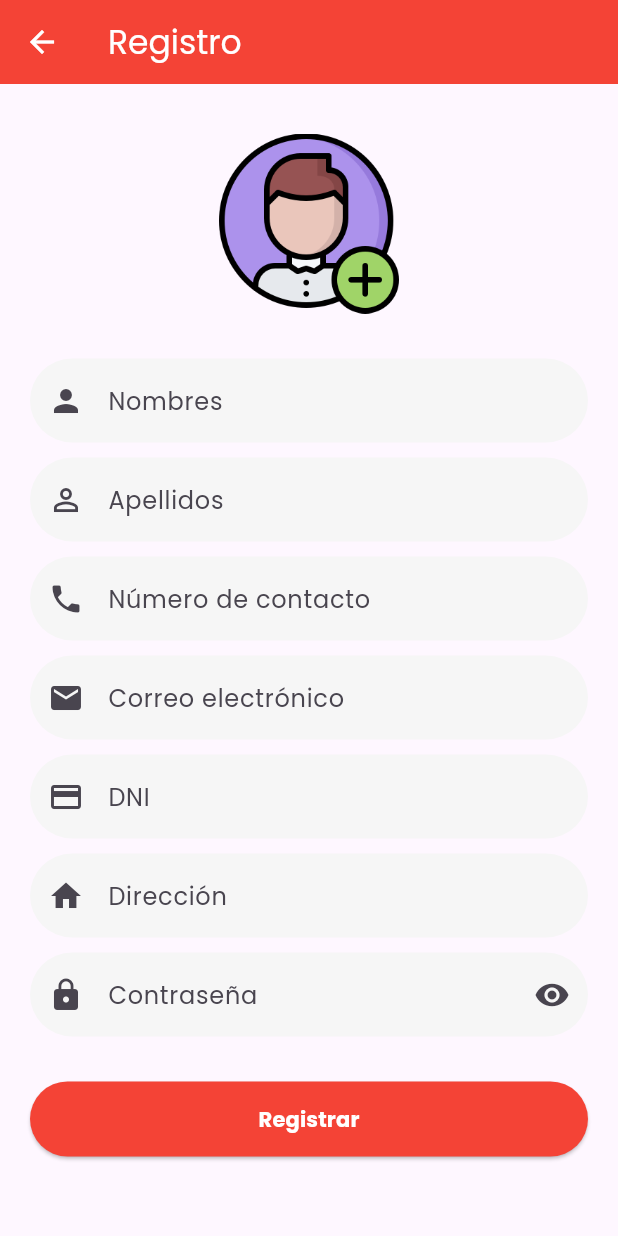
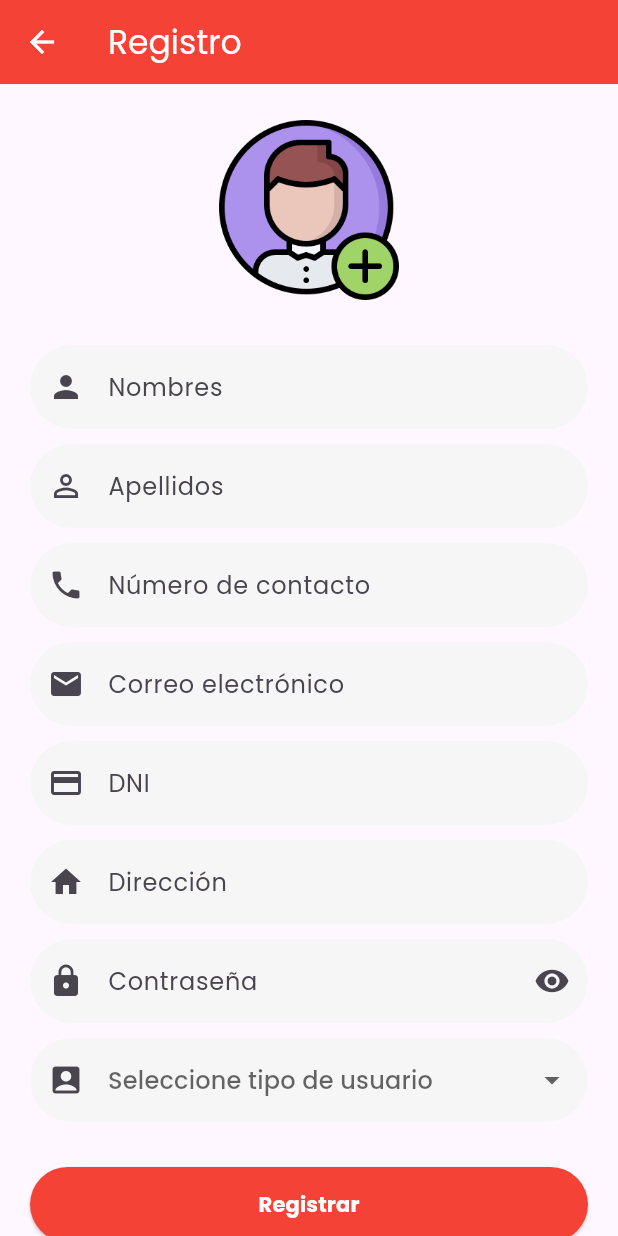
Before and after one commit to Laito97/biblioteca98, a Flutter app: the RegisterScreen screen opened directly, on a phone screen of 412 x 824 dp. Run offline on Flutter 3.47's test engine with Material 3 defaults, Android fonts, the phone set to English and light mode, and no system bars; our stand-ins replace carousel_slider, shared_preferences; accounts and stored records are empty.

Commit message:
combobox y registros de usuarios

```diff
--- a/lib/views/usuarioscreenview/usuarios_register_screen.dart
+++ b/lib/views/usuarioscreenview/usuarios_register_screen.dart
@@ -3,8 +3,6 @@ import 'package:biblioteca97/models/tipo_usuario.dart';
 import 'package:biblioteca97/models/usuario.dart';
 import 'package:biblioteca97/services/api_service.dart';
 import 'package:flutter/material.dart';
-import 'package:http/http.dart' as http;
-import 'dart:convert';
 import '../../services/api_client.dart';
 
 class RegisterScreen extends StatefulWidget {
@@ -28,7 +26,13 @@ class _RegisterScreenState extends State<RegisterScreen> {
 
   bool isPasswordVisible = false;
 
-  String? _selectedRole;
+  // Lista estática (maqueta) de tipos de usuario
+  final List<TipoUsuario> _tiposUsuario = [
+    TipoUsuario(id: 1, nombre: 'Administrador'),
+    TipoUsuario(id: 2, nombre: 'Bibliotecario'),
+    TipoUsuario(id: 3, nombre: 'Lector'),
+  ];
+  TipoUsuario? _selectedTipoUsuario;
 
   @override
   void initState() {
@@ -44,7 +48,7 @@ class _RegisterScreenState extends State<RegisterScreen> {
         leading: IconButton(
           icon: const Icon(Icons.arrow_back),
           onPressed: () {
-            Navigator.pop(context); // Regresa a la pantalla anterior
+            Navigator.pop(context);
           },
         ),
         backgroundColor: Colors.red,
@@ -135,8 +139,42 @@ class _RegisterScreenState extends State<RegisterScreen> {
                       borderSide: BorderSide.none,
                     ),
                   ),
+                  validator: (value) =>
+                      value == null || value.isEmpty ? 'Campo requerido' : null,
                 ),
+                const SizedBox(height: 10),
 
+                // ComboBox de tipo de usuario (maqueta)
+                DropdownButtonFormField<TipoUsuario>(
+                  value: _selectedTipoUsuario,
+                  hint: const Text("Seleccione tipo de usuario"),
+                  decoration: InputDecoration(
+                    filled: true,
+                    fillColor: const Color(0xFFF6F6F6),
+                    prefixIcon: const Icon(Icons.account_box),
+                    border: OutlineInputBorder(
+                      borderRadius: BorderRadius.circular(30),
+                      borderSide: BorderSide.none,
+                    ),
+                  ),
+                  items: _tiposUsuario.map((tipo) {
+                    return DropdownMenuItem(
+                      value: tipo,
+                      child: Text(tipo.nombre ?? 'Tipo ${tipo.id}'),
+                    );
+                  }).toList(),
+                  onChanged: (TipoUsuario? value) {
+                    setState(() {
+                      _selectedTipoUsuario = value;
+                    });
+                  },
+                  validator: (value) {
+                    if (value == null) {
+                      return 'Seleccione un tipo de usuario';
+                    }
+                    return null;
+                  },
+                ),
                 const SizedBox(height: 30),
 
                 SizedBox(
@@ -162,7 +200,8 @@ class _RegisterScreenState extends State<RegisterScreen> {
                           direccion: _direccionController.text,
                         );
 
-                        final tipoUsuario = TipoUsuario(id: 2);
+                        final tipoUsuario =
+                            _selectedTipoUsuario ?? TipoUsuario(id: 1);
 
                         final usuario = Usuario(
                           usuarioId: 0,
@@ -218,14 +257,19 @@ class _RegisterScreenState extends State<RegisterScreen> {
           borderSide: BorderSide.none,
         ),
       ),
+      validator: (value) {
+        if (value == null || value.isEmpty) {
+          return 'Campo requerido';
+        }
+        return null;
+      },
     );
   }
 
   void _showDialog(String message) {
     showDialog(
       context: context,
-      builder:
-          (_) => AlertDialog(
+      builder: (_) => AlertDialog(
         title: const Text("Resultado"),
         content: Text(message),
         actions: [
@@ -251,5 +295,8 @@ class _RegisterScreenState extends State<RegisterScreen> {
     _dniController.clear();
     _direccionController.clear();
     _passwordController.clear();
+    setState(() {
+      _selectedTipoUsuario = null;
+    });
   }
 }
```
Lines whose indentation alone changed are shown as unchanged.
